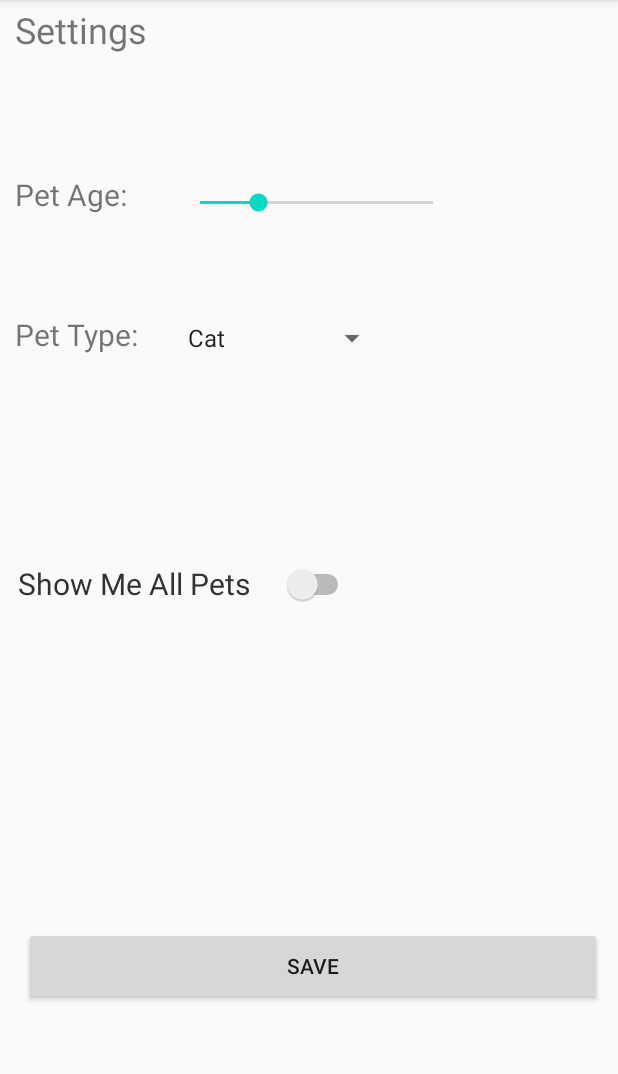
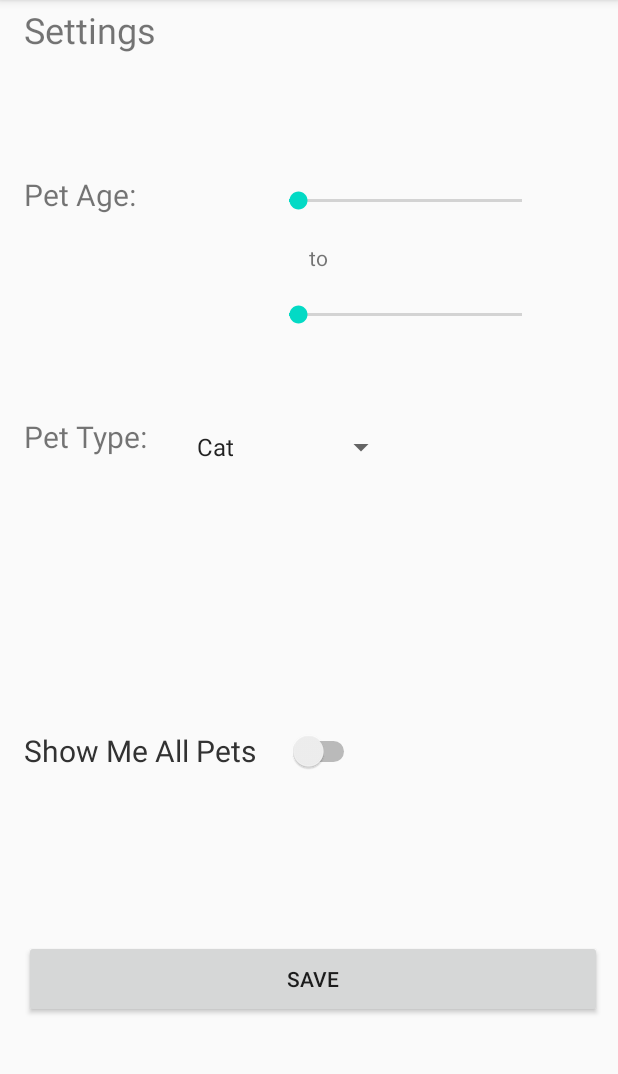
Before and after one commit to alexiscordts/AdoptMe, an Android app: the Settings screen opened directly, with no data from a screen before it, on a phone screen of 412 x 824 dp, the part 84-1158 px from its top. Run offline under Robolectric (Android 15) with nearby library versions, the light colour scheme and no system bars.

Commit message:
added min and max age seek bars

```diff
--- a/app/build.gradle
+++ b/app/build.gradle
@@ -36,6 +36,9 @@ dependencies {
     implementation 'com.yuyakaido.android:card-stack-view:2.3.4'
     implementation 'com.squareup.picasso:picasso:2.71828'
 
+    implementation 'org.florescu.android.rangeseekbar:rangeseekbar-library:0.3.0'
+    implementation 'org.florescu.android.rangeseekbar:rangeseekbar-library:0.3.0'
+
 //    implementation 'com.mindorks.android:placeholderview:1.0.3'
 //    annotationProcessor 'com.mindorks.android:placeholderview-compiler:1.0.3'
 //
--- a/app/src/main/java/com/example/adoptme/Settings.java
+++ b/app/src/main/java/com/example/adoptme/Settings.java
@@ -13,14 +13,12 @@ import android.widget.TextView;
 
 import androidx.appcompat.app.AppCompatActivity;
 
-import com.example.adoptme.Login.SignUp;
-
 public class Settings extends AppCompatActivity implements View.OnClickListener {
 
 
     Spinner animal_spinner;
-    TextView tvPetAge, tvPetType, seekBarVal;
-    SeekBar age_seek_bar;
+    TextView tvPetAge, tvPetType, seekBarVal1, seekBarVal2;
+    SeekBar age_seek_bar_min, age_seek_bar_max;
     Switch switch_all;
     Button btnSave;
 
@@ -36,18 +34,24 @@ public class Settings extends AppCompatActivity implements View.OnClickListener
 
         tvPetAge = findViewById(R.id.etFirst);
         tvPetType = findViewById(R.id.etLast);
-        age_seek_bar = findViewById(R.id.age_seek_bar);
-        age_seek_bar.setMax(20);
-        age_seek_bar.setProgress(5); // 5 default progress value
-        age_seek_bar.getProgress();
-        seekBarVal = findViewById(R.id.seekBarVal);
-        age_seek_bar.setOnSeekBarChangeListener(new SeekBar.OnSeekBarChangeListener(){
+        age_seek_bar_min = findViewById(R.id.age_seek_bar_min);
+        age_seek_bar_max = findViewById(R.id.age_seek_bar_max);
+        age_seek_bar_min.setMax(25);
+        age_seek_bar_max.setMax(25);
+        age_seek_bar_min.setProgress(1); // 5 default progress value
+        age_seek_bar_max.setProgress(1); // 5 default progress value
+        age_seek_bar_min.getProgress();
+        age_seek_bar_max.getProgress();
+        seekBarVal1 = findViewById(R.id.seekBarVal1);
+        seekBarVal2 = findViewById(R.id.seekBarVal2);
+        age_seek_bar_min.setOnSeekBarChangeListener(new SeekBar.OnSeekBarChangeListener(){
 
             @Override
             public void onProgressChanged(SeekBar seekBar, int progress,
                                           boolean fromUser) {
                 // TODO Auto-generated method stub
-                seekBarVal.setText(String.valueOf(progress));
+                seekBarVal1.setText(String.valueOf(progress));
+
             }
 
             @Override
@@ -61,8 +65,28 @@ public class Settings extends AppCompatActivity implements View.OnClickListener
             }
         });
 
+        age_seek_bar_max.setOnSeekBarChangeListener(new SeekBar.OnSeekBarChangeListener(){
 
-        switch_all = findViewById(R.id.switch_all);
+            @Override
+            public void onProgressChanged(SeekBar seekBar, int progress,
+                                          boolean fromUser) {
+                // TODO Auto-generated method stub
+                seekBarVal2.setText(String.valueOf(progress));
+
+            }
+
+            @Override
+            public void onStartTrackingTouch(SeekBar seekBar) {
+                // TODO Auto-generated method stub
+            }
+
+            @Override
+            public void onStopTrackingTouch(SeekBar seekBar) {
+                // TODO Auto-generated method stub
+            }
+        });
+
+    switch_all = findViewById(R.id.switch_all);
 
         btnSave = findViewById(R.id.btnSave);
         btnSave.setOnClickListener((View.OnClickListener) this);
@@ -104,7 +128,7 @@ public class Settings extends AppCompatActivity implements View.OnClickListener
         if (view.getId() == R.id.btnSave) {
             Intent save = new Intent(Settings.this, SwipePage.class);
 //            updateSwipePageResults()
-//            need method call here to save the changes and only show specific preferences
+//            need method call here to save the changes and only show specific preferences?
             startActivity(save);
         }
     }
--- a/app/src/main/res/layout/settings.xml
+++ b/app/src/main/res/layout/settings.xml
@@ -6,12 +6,29 @@
     android:layout_width="match_parent"
     android:layout_height="match_parent">
 
+    <SeekBar
+        android:id="@+id/age_seek_bar_max"
+        android:layout_width="187dp"
+        android:layout_height="39dp"
+        android:layout_marginStart="176dp"
+        android:layout_marginLeft="176dp"
+        android:layout_marginTop="152dp"
+        android:layout_marginEnd="48dp"
+        android:layout_marginRight="48dp"
+        android:layout_marginBottom="53dp"
+        android:max="20"
+        android:progress="5"
+        app:layout_constraintBottom_toTopOf="@+id/signup_spinner"
+        app:layout_constraintEnd_toEndOf="parent"
+        app:layout_constraintStart_toStartOf="parent"
+        app:layout_constraintTop_toBottomOf="@+id/tvSettings" />
+
     <TextView
         android:id="@+id/tvSettings"
         android:layout_width="160dp"
         android:layout_height="35dp"
-        android:layout_marginStart="10dp"
-        android:layout_marginLeft="10dp"
+        android:layout_marginStart="16dp"
+        android:layout_marginLeft="16dp"
         android:layout_marginTop="4dp"
         android:layout_marginEnd="241dp"
         android:layout_marginRight="241dp"
@@ -29,32 +46,37 @@
         android:id="@+id/tvPetAge"
         android:layout_width="91dp"
         android:layout_height="41dp"
-        android:layout_marginStart="10dp"
-        android:layout_marginLeft="10dp"
+        android:layout_marginStart="16dp"
+        android:layout_marginLeft="16dp"
         android:layout_marginTop="116dp"
-        android:layout_marginEnd="241dp"
-        android:layout_marginRight="241dp"
         android:text="Pet Age: "
         android:textSize="20sp"
-        app:layout_constraintEnd_toEndOf="parent"
-        app:layout_constraintHorizontal_bias="0.0"
         app:layout_constraintStart_toStartOf="parent"
         app:layout_constraintTop_toTopOf="parent" />
 
 
     <TextView
+        android:id="@+id/tvSpacer"
+        android:layout_width="91dp"
+        android:layout_height="41dp"
+        android:layout_marginStart="16dp"
+        android:layout_marginLeft="16dp"
+        android:layout_marginTop="188dp"
+        android:textSize="20sp"
+        app:layout_constraintStart_toStartOf="parent"
+        app:layout_constraintTop_toTopOf="parent" />
+
+    <TextView
         android:id="@+id/tvPetType"
         android:layout_width="91dp"
         android:layout_height="47dp"
-        android:layout_marginStart="10dp"
-        android:layout_marginLeft="10dp"
-        android:layout_marginTop="52dp"
+        android:layout_marginStart="16dp"
+        android:layout_marginLeft="16dp"
+        android:layout_marginTop="120dp"
         android:layout_marginEnd="241dp"
         android:layout_marginRight="241dp"
-        android:layout_marginBottom="101dp"
         android:text="Pet Type:"
         android:textSize="20sp"
-        app:layout_constraintBottom_toTopOf="@+id/switch_all"
         app:layout_constraintEnd_toEndOf="parent"
         app:layout_constraintHorizontal_bias="0.0"
         app:layout_constraintStart_toStartOf="parent"
@@ -66,42 +88,47 @@
         android:layout_height="48dp"
         android:layout_marginStart="16dp"
         android:layout_marginLeft="16dp"
-        android:layout_marginTop="46dp"
+        android:layout_marginTop="120dp"
         android:layout_marginEnd="153dp"
         android:layout_marginRight="153dp"
         app:layout_constraintEnd_toEndOf="parent"
         app:layout_constraintHorizontal_bias="0.0"
         app:layout_constraintStart_toEndOf="@+id/tvPetType"
-        app:layout_constraintTop_toBottomOf="@+id/age_seek_bar" />
+        app:layout_constraintTop_toBottomOf="@+id/age_seek_bar_min" />
 
     <Switch
         android:id="@+id/switch_all"
         android:layout_width="224dp"
         android:layout_height="65dp"
-        android:layout_marginStart="11dp"
-        android:layout_marginLeft="11dp"
-        android:layout_marginTop="100dp"
-        android:layout_marginEnd="176dp"
-        android:layout_marginRight="176dp"
+        android:layout_marginStart="16dp"
+        android:layout_marginLeft="16dp"
+        android:layout_marginTop="70dp"
+        android:layout_marginEnd="171dp"
+        android:layout_marginRight="171dp"
+        android:layout_marginBottom="20dp"
         android:text="Show Me All Pets"
         android:textColor="@android:color/secondary_text_light"
         android:textSize="20sp"
+        app:layout_constraintBottom_toTopOf="@+id/btnSave"
         app:layout_constraintEnd_toEndOf="parent"
-        app:layout_constraintHorizontal_bias="1.0"
+        app:layout_constraintHorizontal_bias="0.0"
         app:layout_constraintStart_toStartOf="parent"
         app:layout_constraintTop_toBottomOf="@+id/tvPetType" />
 
     <SeekBar
-        android:id="@+id/age_seek_bar"
+        android:id="@+id/age_seek_bar_min"
         android:layout_width="187dp"
         android:layout_height="39dp"
-        android:layout_marginStart="16dp"
-        android:layout_marginLeft="16dp"
-        android:layout_marginTop="77dp"
+        android:layout_marginStart="69dp"
+        android:layout_marginLeft="69dp"
+        android:layout_marginTop="76dp"
+        android:layout_marginEnd="48dp"
+        android:layout_marginRight="48dp"
         android:layout_marginBottom="53dp"
         android:max="20"
         android:progress="5"
         app:layout_constraintBottom_toTopOf="@+id/signup_spinner"
+        app:layout_constraintEnd_toEndOf="parent"
         app:layout_constraintStart_toEndOf="@+id/tvPetAge"
         app:layout_constraintTop_toBottomOf="@+id/tvSettings" />
 
@@ -111,7 +138,6 @@
         android:layout_height="52dp"
         android:layout_marginStart="16dp"
         android:layout_marginLeft="16dp"
-        android:layout_marginTop="114dp"
         android:layout_marginEnd="16dp"
         android:layout_marginRight="16dp"
         android:layout_marginBottom="16dp"
@@ -123,15 +149,49 @@
         app:layout_constraintTop_toBottomOf="@+id/switch_all" />
 
     <TextView
-        android:id="@+id/seekBarVal"
+        android:id="@+id/seekBarVal1"
         android:layout_width="wrap_content"
         android:layout_height="wrap_content"
-        android:layout_marginStart="5dp"
-        android:layout_marginLeft="5dp"
-        android:layout_marginTop="125dp"
-        android:layout_marginEnd="43dp"
-        android:layout_marginRight="43dp"
+        android:layout_marginStart="25dp"
+        android:layout_marginLeft="25dp"
+        android:layout_marginTop="124dp"
+        android:layout_marginEnd="44dp"
+        android:layout_marginRight="44dp"
+        android:textSize="16sp"
+        android:textStyle="bold"
+        app:layout_constraintEnd_toStartOf="@+id/age_seek_bar_min"
+        app:layout_constraintStart_toEndOf="@+id/tvPetAge"
+        app:layout_constraintTop_toTopOf="parent" />
+
+    <TextView
+        android:id="@+id/seekBarVal2"
+        android:layout_width="wrap_content"
+        android:layout_height="wrap_content"
+        android:layout_marginStart="25dp"
+        android:layout_marginLeft="25dp"
+        android:layout_marginTop="200dp"
+        android:layout_marginEnd="44dp"
+        android:layout_marginRight="44dp"
+        android:textSize="16sp"
+        android:textStyle="bold"
+        app:layout_constraintEnd_toStartOf="@+id/age_seek_bar_max"
+        app:layout_constraintStart_toEndOf="@+id/tvSpacer"
+        app:layout_constraintTop_toTopOf="parent" />
+
+    <TextView
+        android:id="@+id/tvMiddle"
+        android:layout_width="wrap_content"
+        android:layout_height="wrap_content"
+        android:layout_marginStart="205dp"
+        android:layout_marginLeft="205dp"
+        android:layout_marginTop="8dp"
+        android:layout_marginEnd="193dp"
+        android:layout_marginRight="193dp"
+        android:layout_marginBottom="10dp"
+        android:text="to"
+        app:layout_constraintBottom_toTopOf="@+id/age_seek_bar_max"
         app:layout_constraintEnd_toEndOf="parent"
-        app:layout_constraintStart_toEndOf="@+id/age_seek_bar"
-        app:layout_constraintTop_toTopOf="parent" />
+        app:layout_constraintStart_toStartOf="parent"
+        app:layout_constraintTop_toBottomOf="@+id/age_seek_bar_min" />
+
 </androidx.constraintlayout.widget.ConstraintLayout>
```
